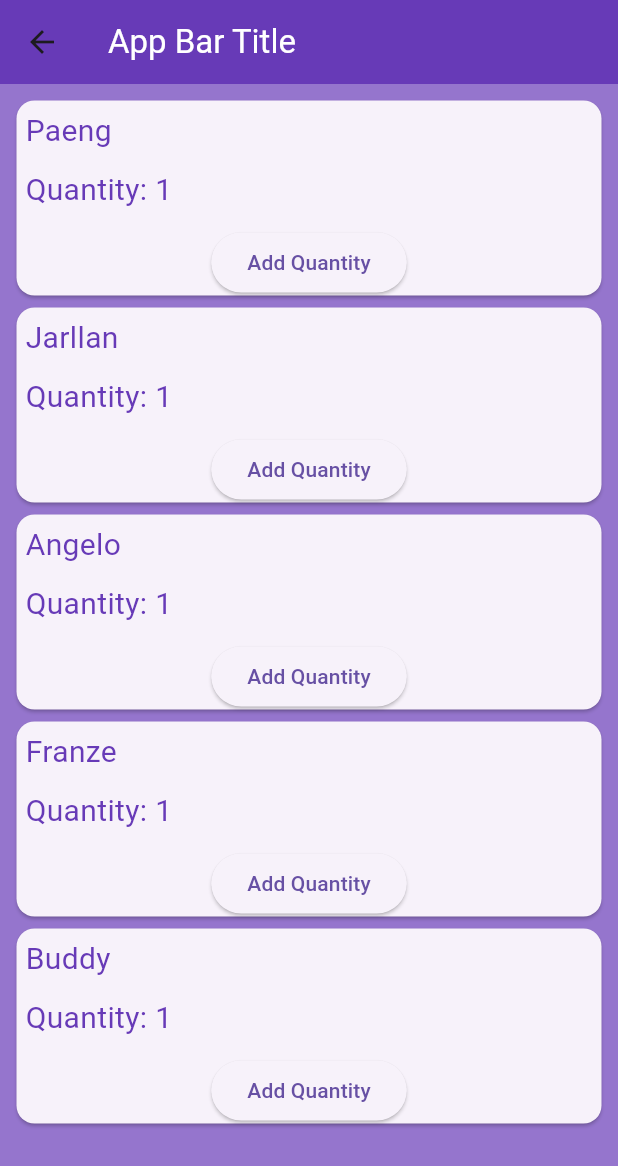
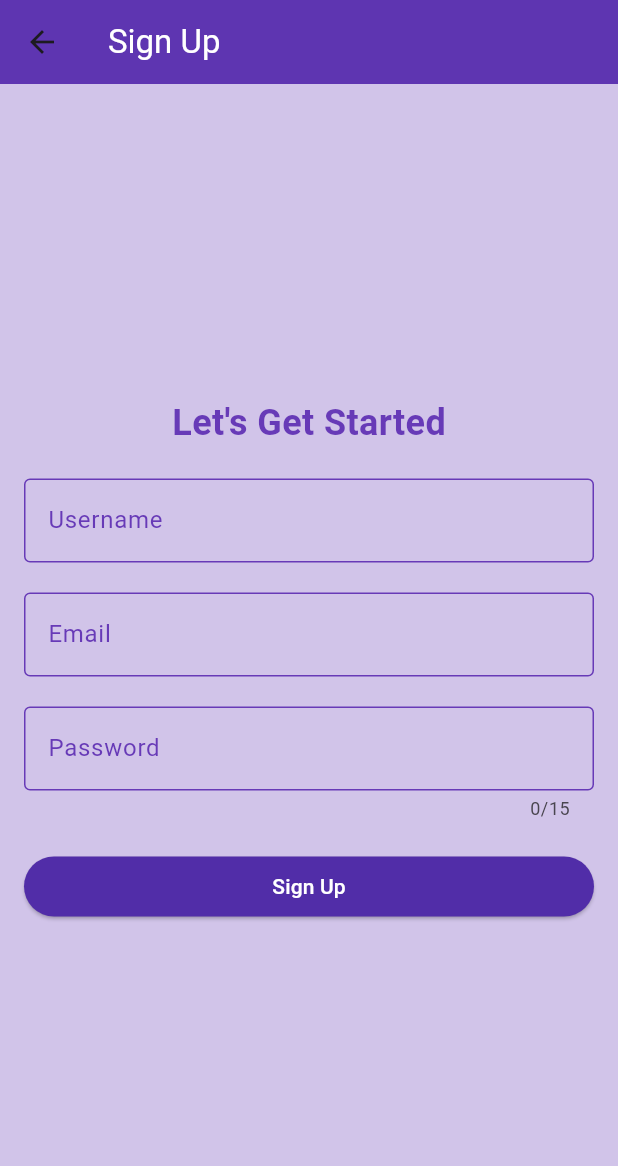
Before and after one commit to snocccc/animalKingdom, a Flutter app: the screen it shows after launch, on a phone screen of 412 x 824 dp. Shown: the top 1166 px of the screen. Run offline on Flutter 3.47's test engine with Material 3 defaults, Android fonts, the phone set to English and light mode, and no system bars.

Commit message:
activity 3, Sign up Page

```diff
--- a/lib/main.dart
+++ b/lib/main.dart
@@ -2,12 +2,14 @@ import 'package:flutter/material.dart';
 import 'package:untitled/Home.dart';
 import 'package:untitled/pages/dashboard.dart';
 import 'package:untitled/pages/menu.dart';
+import 'package:untitled/pages/signup.dart';
 
 void main() => runApp(MaterialApp(
-  initialRoute: '/menu',
+  initialRoute: '/signup',
   routes: {
     '/' :(context) => Dashboard(),
     '/menu' :(context) => Menu(),
-    '/profile' : (context) => Home(),
+     '/profile' : (context) => Home(),
+       '/signup' : (context) => SignUp(),
   },
 ));
--- a/lib/pages/dashboard.dart
+++ b/lib/pages/dashboard.dart
@@ -29,6 +29,13 @@ class _DashboardState extends State<Dashboard> {
               },
               child: Text('Go To Profile'),
             ),
+            SizedBox(height: 16), // Add some spacing between the buttons
+            ElevatedButton(
+              onPressed: () {
+                Navigator.pushNamed(context, '/signup');
+              },
+              child: Text('Create Account'),
+            ),
           ],
         ),
       ),
--- /dev/null
+++ b/lib/pages/signup.dart
@@ -0,0 +1,161 @@
+import 'package:flutter/material.dart';
+
+class SignUp extends StatefulWidget {
+  const SignUp({super.key});
+
+  @override
+  State<SignUp> createState() => _SignUpState();
+}
+
+class _SignUpState extends State<SignUp> {
+  final formKey = GlobalKey<FormState>();
+
+  String name = '';
+  String password = '';
+  String email = '';
+
+  @override
+  Widget build(BuildContext context) {
+    return Scaffold(
+      backgroundColor: Colors.deepPurple[100],
+      appBar: AppBar(
+        backgroundColor: Colors.deepPurple[600],
+        title: const Text(
+          "Sign Up",
+          style: TextStyle(color: Colors.white),
+        ),
+      ),
+      body: Padding(
+        padding: const EdgeInsets.all(16.0),
+        child: Form(
+          key: formKey,
+          child: Column(
+            mainAxisAlignment: MainAxisAlignment.center,
+            children: [
+              const Text(
+                "Let's Get Started",
+                style: TextStyle(
+                  color: Colors.deepPurple,
+                  fontSize: 24,
+                  fontWeight: FontWeight.bold,
+                ),
+              ),
+              const SizedBox(height: 20),
+              TextFormField(
+                decoration: const InputDecoration(
+                  labelText: 'Username',
+                  border: OutlineInputBorder(),
+                  labelStyle: TextStyle(
+                    color: Colors.deepPurple,
+                  ),
+                  focusedBorder: OutlineInputBorder(
+                    borderSide: BorderSide(color: Colors.deepPurple),
+                  ),
+                  enabledBorder: OutlineInputBorder(
+                    borderSide: BorderSide(color: Colors.deepPurple),
+                  ),
+                ),
+                validator: (value) {
+                  if (value == null || value.isEmpty) {
+                    return 'Please enter a username';
+                  }
+                  return null;
+                  onSaved: (Value){
+                    name = value!;
+                  };
+                },
+              ),
+              const SizedBox(height: 20),
+              TextFormField(
+                keyboardType: TextInputType.emailAddress,
+                decoration: const InputDecoration(
+                  labelText: 'Email',
+                  border: OutlineInputBorder(),
+                  labelStyle: TextStyle(
+                    color: Colors.deepPurple,
+                  ),
+                  focusedBorder: OutlineInputBorder(
+                    borderSide: BorderSide(color: Colors.deepPurple),
+                  ),
+                  enabledBorder: OutlineInputBorder(
+                    borderSide: BorderSide(color: Colors.deepPurple),
+                  ),
+                ),
+                validator: (value) {
+                  if (value == null || value.isEmpty) {
+                    return 'Please enter an email';
+                  }
+                  // Simple email validation
+                  final emailRegExp = RegExp(
+                      r'^[a-zA-Z0-9._%+-]+@[a-zA-Z0-9.-]+\.[a-zA-Z]{2,}$');
+                  if (!emailRegExp.hasMatch(value)) {
+                    return 'Please enter a valid email address';
+                  }
+                  return null;
+                  onSaved: (Value){
+                    email = value!;
+                  };
+                },
+              ),
+              const SizedBox(height: 20),
+              TextFormField(
+                maxLength: 15,
+                decoration: const InputDecoration(
+                  labelText: 'Password',
+                  border: OutlineInputBorder(),
+                  labelStyle: TextStyle(
+                    color: Colors.deepPurple,
+                  ),
+                  focusedBorder: OutlineInputBorder(
+                    borderSide: BorderSide(color: Colors.deepPurple),
+                  ),
+                  enabledBorder: OutlineInputBorder(
+                    borderSide: BorderSide(color: Colors.deepPurple),
+                  ),
+                ),
+                obscureText: true,
+                validator: (value) {
+                  if (value == null || value.isEmpty) {
+                    return 'Please provide a password';
+                  }
+                  if (value.length < 8) {
+                    return 'Password must be at least 8 characters';
+                  }
+                  return null;
+                  onSaved: (Value){
+                    password = value!;
+                  };
+                },
+              ),
+              const SizedBox(height: 20),
+              SizedBox(
+                width: double.infinity,
+                child: ElevatedButton(
+                  onPressed: () {
+                    if (formKey.currentState!.validate()) {
+                      // Add your sign-up logic here
+                      formKey.currentState!.save();
+                    }
+                  },
+                  style: ElevatedButton.styleFrom(
+                    backgroundColor: Colors.deepPurple[700],
+                  ),
+                  child: const Text(
+                    'Sign Up',
+                    style: TextStyle(color: Colors.white),
+                  ),
+                ),
+              ),
+            ],
+          ),
+        ),
+      ),
+    );
+  }
+}
+
+void main() {
+  runApp(MaterialApp(
+    home: SignUp(),
+  ));
+}
```
Also changed, not shown: assets/koala.png (added), 1 other file.
